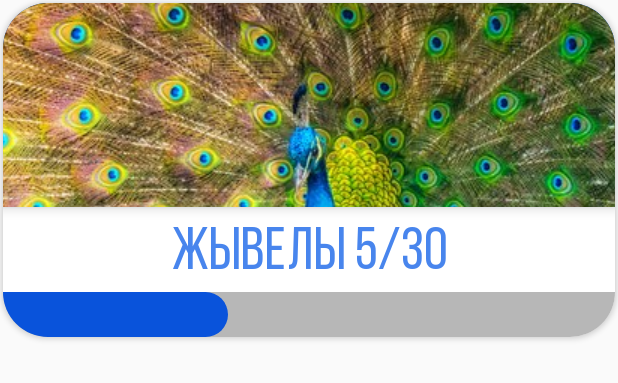
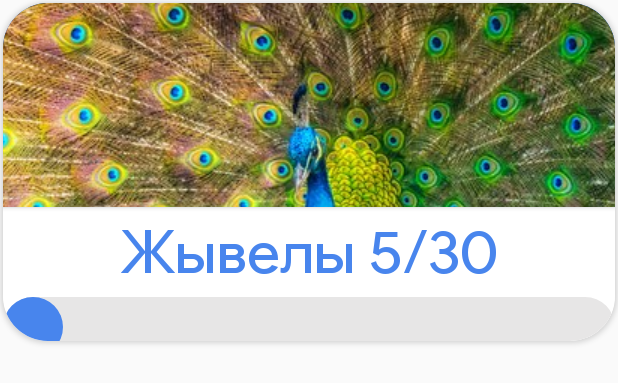
Before and after one commit to Kiolk/Alphabet, an Android app: the layout layout_words_set.xml on its own in the app's theme, with its tools: preview values and no code run, on a phone screen of 412 x 824 dp. Shown: the top 383 px of the screen. Run offline under Robolectric (Android 15) with nearby library versions, the phone set to English and light mode, and no system bars.

Commit message:
Completed base implementation of styled progress bar

```diff
--- a/app/src/main/java/com/github/kiolk/alphabet/presentation/adapters/TopicAdapter.kt
+++ b/app/src/main/java/com/github/kiolk/alphabet/presentation/adapters/TopicAdapter.kt
@@ -12,9 +12,9 @@ import com.github.kiolk.alphabet.data.models.game.GameSettings
 import com.github.kiolk.alphabet.presentation.views.GameIndicator
 import com.github.kiolk.alphabet.presentation.words.adapter.BaseViewHolder
 
-class TopicAdapter(val topics: List<GameSettings>, val context: Context, val listener: OnItemClickListener) : RecyclerView.Adapter<TopicAdapter.TopicViewHolder>() {
+class TopicAdapter(val topics: List<GameSettings>, val listener: OnItemClickListener) : RecyclerView.Adapter<TopicAdapter.TopicViewHolder>() {
     override fun onCreateViewHolder(p0: ViewGroup, p1: Int): TopicAdapter.TopicViewHolder {
-        val view = LayoutInflater.from(context).inflate(R.layout.layout_topic, p0, false)
+        val view = LayoutInflater.from(p0.context).inflate(R.layout.layout_topic, p0, false)
         return TopicViewHolder(view, listener)
     }
 
--- a/app/src/main/java/com/github/kiolk/alphabet/presentation/views/StyledProgressBar.kt
+++ b/app/src/main/java/com/github/kiolk/alphabet/presentation/views/StyledProgressBar.kt
@@ -16,8 +16,9 @@ class StyledProgressBar : ConstraintLayout {
     private lateinit var tvFinalValue: TextView
     private lateinit var tvInitialValue: TextView
     private lateinit var tvTarget: TextView
-    private var currentWidth: Int = 0
-    private var currentMinWidth: Int = 0
+    private lateinit var clContainer: ConstraintLayout
+    private var currentWidth: Int = 869
+    private var currentMinWidth: Int = 100
     private lateinit var listenerBackgroubd: ViewTreeObserver.OnGlobalLayoutListener
     private lateinit var listenerForeground: ViewTreeObserver.OnGlobalLayoutListener
     private var backgroundRes: Int = 0
@@ -46,7 +47,7 @@ class StyledProgressBar : ConstraintLayout {
         foregroundRes = typedArray.getInt(R.styleable.StyledProgressBar_foregroundLayer, R.drawable.bg_progress_foreground)
         foregroundFinal = typedArray.getInt(R.styleable.StyledProgressBar_foregroundFinalLaer, R.drawable.bg_progress_foreground)
         LayoutInflater.from(context).inflate(R.layout.layout_styled_progress_bar, this)
-
+        typedArray.recycle()
     }
 
     override fun onFinishInflate() {
@@ -56,6 +57,7 @@ class StyledProgressBar : ConstraintLayout {
         tvFinalValue = findViewById(R.id.tv_final_position)
         tvInitialValue = findViewById(R.id.tv_initial_position)
         tvTarget = findViewById(R.id.tv_target_position)
+        clContainer = findViewById(R.id.c_progress_container)
 
         vBackground.background = resources.getDrawable(backgroundRes)
         vForeground.background = resources.getDrawable(foregroundRes)
@@ -92,6 +94,28 @@ class StyledProgressBar : ConstraintLayout {
         tvFinalValue.text = final
     }
 
+    fun setBaseBackground(resId: Int){
+        backgroundRes = resId
+        vBackground.background = resources.getDrawable(resId)
+    }
+
+    fun setBaseForeground(resId: Int){
+        foregroundRes = resId
+        vForeground.background = resources.getDrawable(resId)
+    }
+
+    fun setCompleteForeground(resId: Int){
+        foregroundFinal = resId
+    }
+
+    fun setInitialWidth(width: Int){
+        currentWidth = width
+    }
+
+    fun setHeight(height: Int){
+        clContainer.layoutParams.height = height
+    }
+
     private fun calculateProgress(progress: Int): Int {
         val progressWidth = currentWidth * (progress / 100f)
 
@@ -105,10 +129,10 @@ class StyledProgressBar : ConstraintLayout {
 
         if(progress == 100){
             tvInitialValue.setTextColor(resources.getColor(R.color.general_transparent_text_white))
-            vForeground.background = resources.getDrawable(foregroundFinal)
+            vForeground.background = resources.getDrawable(foregroundRes)
         }else{
             tvInitialValue.setTextColor(resources.getColor(R.color.general_white))
-            vForeground.background = resources.getDrawable(foregroundRes)
+            vForeground.background = resources.getDrawable(foregroundFinal)
         }
 
         return Math.max(progressWidth.toInt(), currentMinWidth)
--- a/app/src/main/java/com/github/kiolk/alphabet/presentation/words/WordPresentor.kt
+++ b/app/src/main/java/com/github/kiolk/alphabet/presentation/words/WordPresentor.kt
@@ -77,10 +77,6 @@ constructor(private val context: Context,
         viewState.setWordTopics(topics)
     }
 
-    private fun setAvailablTopics(topics: List<GameSettings>) {
-        viewState.setAvailableTopics(topics)
-    }
-
     fun updateWords(pathForFile: String) {
         addDisposable(updateWordsFromFile.execute(UpdateWordsFromFile.Params(pathForFile)).compose(rxSchedulerProvider.goIoToMainTransformerComplitable())
                 .subscribe({ Log.d("MyLogs", "Succes") }, { Log.d("MyLogs", "Error$it") }))
--- a/app/src/main/java/com/github/kiolk/alphabet/presentation/words/WordsView.kt
+++ b/app/src/main/java/com/github/kiolk/alphabet/presentation/words/WordsView.kt
@@ -12,6 +12,7 @@ import com.github.kiolk.alphabet.data.models.word.Word
 
 interface WordsView : MvpView {
 
+    @StateStrategyType(OneExecutionStateStrategy::class)
     fun setAvailableTopics(topics : List<GameSettings>)
 
     fun setWordTopics(topics: List<Topic>)
--- /dev/null
+++ b/app/src/main/res/drawable/bg_progress_round_square_foreground.xml
@@ -0,0 +1,6 @@
+<?xml version="1.0" encoding="utf-8"?>
+<shape xmlns:android="http://schemas.android.com/apk/res/android"
+    android:shape="rectangle">
+    <solid android:color="@color/general_blue"/>
+    <corners android:radius="100dp" android:topLeftRadius="0dp" android:bottomLeftRadius="0dp"/>
+</shape>
--- /dev/null
+++ b/app/src/main/res/drawable/bg_progress_square_background.xml
@@ -0,0 +1,5 @@
+<?xml version="1.0" encoding="utf-8"?>
+<shape xmlns:android="http://schemas.android.com/apk/res/android"
+    android:shape="rectangle">
+    <solid android:color="@color/general_progress_background"/>
+</shape>
--- /dev/null
+++ b/app/src/main/res/drawable/bg_progress_square_foreground.xml
@@ -0,0 +1,5 @@
+<?xml version="1.0" encoding="utf-8"?>
+<shape xmlns:android="http://schemas.android.com/apk/res/android"
+    android:shape="rectangle">
+    <solid android:color="@color/general_blue"/>
+</shape>
--- a/app/src/main/res/layout/layout_styled_progress_bar.xml
+++ b/app/src/main/res/layout/layout_styled_progress_bar.xml
@@ -2,9 +2,9 @@
 <android.support.constraint.ConstraintLayout xmlns:android="http://schemas.android.com/apk/res/android"
     xmlns:app="http://schemas.android.com/apk/res-auto"
     xmlns:tools="http://schemas.android.com/tools"
+    android:id="@+id/c_progress_container"
     android:layout_width="match_parent"
-    android:layout_height="44dp"
-    android:padding="2dp">
+    android:layout_height="40dp">
 
     <View
         android:id="@+id/v_background"
--- a/app/src/main/res/layout/layout_words_set.xml
+++ b/app/src/main/res/layout/layout_words_set.xml
@@ -10,63 +10,48 @@
     <android.support.constraint.ConstraintLayout
         android:layout_width="match_parent"
         android:layout_height="wrap_content"
-        android:clipToPadding="false"
-        android:background="@color/general_white">
+        android:background="@color/general_white"
+        android:clipToPadding="false">
 
-        <FrameLayout
+        <LinearLayout
             android:id="@+id/fl_topic_picture_layout"
             android:layout_width="0dp"
             android:layout_height="0dp"
-            android:elevation="5dp"
             android:layout_marginBottom="5dp"
             android:background="@color/general_dark_blue"
+            android:elevation="2dp"
+            android:orientation="vertical"
             app:layout_constraintDimensionRatio="H, 3:1"
             app:layout_constraintLeft_toLeftOf="parent"
-            app:layout_constraintTop_toTopOf="parent"
-            app:layout_constraintRight_toRightOf="parent">
+            app:layout_constraintRight_toRightOf="parent"
+            app:layout_constraintTop_toTopOf="parent">
+
             <ImageView
                 android:id="@+id/iv_topic_picture"
                 android:layout_width="match_parent"
                 android:layout_height="match_parent"
                 android:scaleType="center"
                 tools:src="@drawable/peacock" />
-        </FrameLayout>
-
+        </LinearLayout>
 
         <TextView
             android:id="@+id/tv_topic_title"
             android:layout_width="match_parent"
+            android:layout_height="wrap_content"
+            android:fontFamily="@font/product_sans_regular"
             android:gravity="center"
-            android:fontFamily="@font/bebas_regular"
             android:paddingTop="5dp"
             android:paddingBottom="5dp"
-            android:layout_height="wrap_content"
             android:textColor="@color/general_blue"
             android:textSize="40dp"
             app:layout_constraintLeft_toLeftOf="parent"
             app:layout_constraintTop_toBottomOf="@id/fl_topic_picture_layout"
             tools:text="Жывелы 5/30" />
 
-        <FrameLayout
+        <com.github.kiolk.alphabet.presentation.views.StyledProgressBar
+            android:id="@+id/sb_topic_progress_bar"
             android:layout_width="match_parent"
-            android:layout_height="30dp"
-            android:background="@color/general_dark_gray_lock"
-            app:layout_constraintTop_toBottomOf="@+id/tv_topic_title"            >
-
-            <View
-                android:layout_width="150dp"
-                android:layout_height="match_parent"
-                android:background="@drawable/bg_round_blue"/>
-
-        </FrameLayout>
-
-        <ProgressBar
-            android:id="@+id/pb_topic_progress"
-            style="?android:attr/progressBarStyleHorizontal"
-            android:layout_width="match_parent"
-            android:layout_height="20dp"
-            android:progress="30"
-            android:visibility="gone"
+            android:layout_height="29dp"
             app:layout_constraintTop_toBottomOf="@+id/tv_topic_title" />
     </android.support.constraint.ConstraintLayout>
 </android.support.v7.widget.CardView>
```
Also changed, not shown: app/src/main/java/com/github/kiolk/alphabet/presentation/base/adapter/BaseRecyclerViewAdapter.kt (+6 -2 lines), app/src/main/java/com/github/kiolk/alphabet/presentation/words/RightMenuFragment.kt (+13 -8 lines), app/src/main/java/com/github/kiolk/alphabet/presentation/words/adapter/topic/TopicViewHolder.kt (+14 -8 lines), app/src/main/res/font/product_sans_regular.ttf (added).
